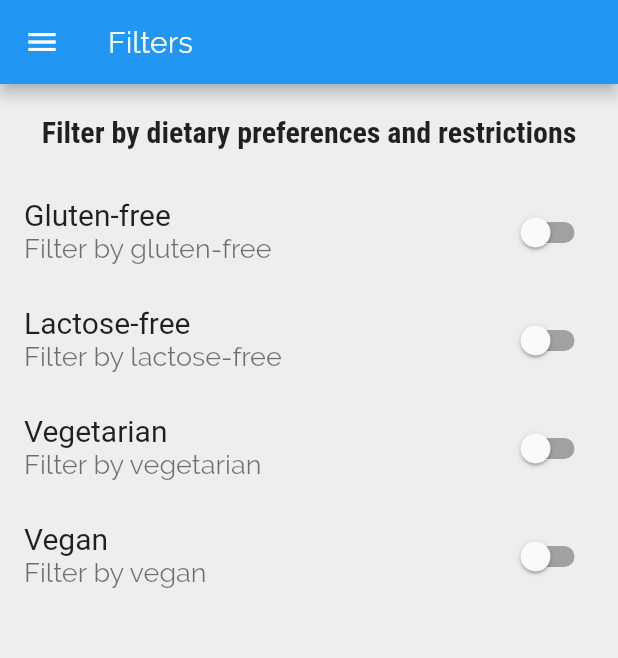
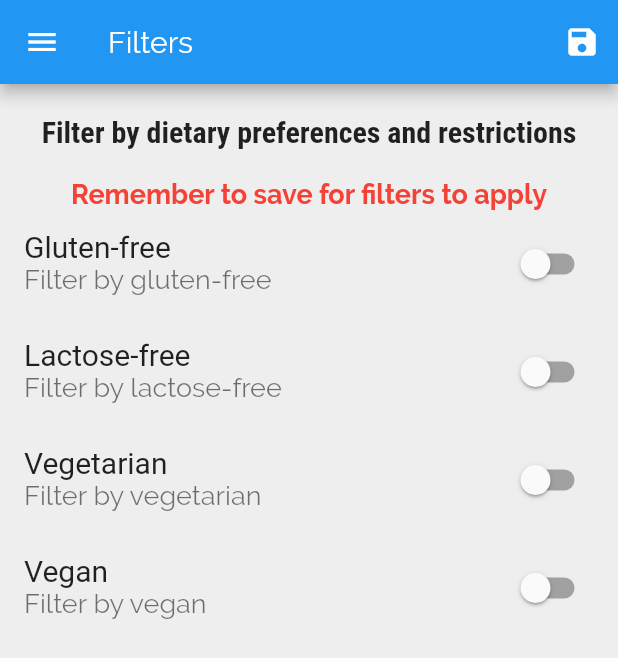
Before and after one commit to mmcguire91/meals_and_recipes, a Flutter app: the FiltersView screen opened by its route, on a phone screen of 412 x 824 dp. Shown: the top 658 px of the screen. Run offline on Flutter 3.47's test engine with Material 2 defaults, Android fonts, the phone set to English and light mode, and no system bars.

Commit message:
added filters logic

```diff
--- a/lib/main.dart
+++ b/lib/main.dart
@@ -1,4 +1,7 @@
 import 'package:flutter/material.dart';
+
+import 'models/dummy_data.dart';
+import 'models/meal_data_model.dart';
 
 import 'views/tabs_view.dart';
 import 'views/categories_view.dart';
@@ -8,7 +11,56 @@ import 'views/filters_view.dart';
 
 void main() => runApp(MyApp());
 
-class MyApp extends StatelessWidget {
+class MyApp extends StatefulWidget {
+  @override
+  _MyAppState createState() => _MyAppState();
+}
+
+class _MyAppState extends State<MyApp> {
+//Filters logic
+  Map<String, bool> _filters = {
+    'gluten': false,
+    'lactose': false,
+    'vegetarian': false,
+    'vegan': false,
+  };
+
+  List<Meal> _availableMeals = DUMMY_MEALS;
+
+  void _setFilters(Map<String, bool> _filterData) {
+    setState(() {
+      _filters = _filterData;
+
+      _availableMeals = DUMMY_MEALS.where((meal) {
+        if (_filters['gluten'] && !meal.isGlutenFree) {
+          return false;
+          /*
+          IF
+          the filter for gluten is set
+         > _filters['gluten']
+          AND
+         > &&
+          the meal is not gluten free
+         > !meal.isGlutenFree
+          We do not want to include it in the newly generated list
+         > return false
+          */
+        }
+        if (_filters['lactose'] && !meal.isLactoseFree) {
+          return false;
+        }
+        if (_filters['vegetarian'] && !meal.isVegetarian) {
+          return false;
+        }
+        if (_filters['vegan'] && !meal.isVegan) {
+          return false;
+        }
+        return true;
+        //if none of the above conditions are met then display the meals
+      }).toList();
+    });
+  }
+
   @override
   Widget build(BuildContext context) {
     return MaterialApp(
@@ -36,10 +88,11 @@ class MyApp extends StatelessWidget {
         '/': (ctx) => TabsView(),
         // '/' acts as home. If you are going to establish home under routes you must not define a property for home or comment it out
         // the initial view is defined as the tabs view but shows the CategoriesView. This is because of the logic defined within the DefaultTabController widget
-        CategoryMealsView.routeName: (ctx) => CategoryMealsView(),
+        CategoryMealsView.routeName: (ctx) =>
+            CategoryMealsView(_availableMeals),
         //updated naming convention path to reduce the chance of human error by mistyping a string
         MealDetailView.routeName: (ctx) => MealDetailView(),
-        FiltersView.routeName: (ctx) => FiltersView(),
+        FiltersView.routeName: (ctx) => FiltersView(_filters, _setFilters),
       },
       onUnknownRoute: (settings) {
         return MaterialPageRoute(
--- a/lib/views/filters_view.dart
+++ b/lib/views/filters_view.dart
@@ -4,6 +4,27 @@ import '../widgets/hamburger_menu.dart';
 
 class FiltersView extends StatefulWidget {
   static const routeName = '/filters';
+
+  FiltersView(this.currentFilters, this.saveFilters);
+
+  final Map<String, bool> currentFilters;
+  //accepts the pass over data from _filters in main.dart
+
+  final Function saveFilters;
+  //accepts the pass over data from _setFilters in main.dart
+
+  /*
+we know that this will accept the data from _filters and _setFilters in main.dart due to the order in which they have been initialized
+
+main.dart
+FiltersView.routeName: (ctx) => FiltersView(_filters, _setFilters)
+
+filters_view.dart
+FiltersView(this.currentFilters, this.saveFilters)
+
+_filters = currentFilters,
+_setFilters = saveFilters
+*/
 
   @override
   _FiltersViewState createState() => _FiltersViewState();
@@ -14,6 +35,16 @@ class _FiltersViewState extends State<FiltersView> {
   bool _lactoseFree = false;
   bool _vegetarian = false;
   bool _vegan = false;
+
+  @override
+  void initState() {
+    _glutenFree = widget.currentFilters['gluten'];
+    _lactoseFree = widget.currentFilters['lactose'];
+    _vegetarian = widget.currentFilters['vegetarian'];
+    _vegan = widget.currentFilters['vegan'];
+    super.initState();
+  }
+  //when the page initializes, set the state of the filers according to their current defined values
 
   Widget _filterSwitchListTile(String title, String description,
       bool currentValue, Function updatedValue) {
@@ -33,6 +64,22 @@ class _FiltersViewState extends State<FiltersView> {
     return Scaffold(
       appBar: AppBar(
         title: Text('Filters'),
+        actions: <Widget>[
+          IconButton(
+            icon: Icon(Icons.save),
+            onPressed: () {
+              final selectedFilters = {
+                'gluten': _glutenFree,
+                'lactose': _lactoseFree,
+                'vegetarian': _vegetarian,
+                'vegan': _vegan,
+                //wiring and appropriately mapping the defined values in main.dart to the defined filters and UI interaction established in filters_view
+              };
+              widget.saveFilters(selectedFilters);
+              //passing the data of the user selected filters back to saveFilters which passes back to _setFilters in the main.dart
+            },
+          ),
+        ],
       ),
       drawer: HamburgerMenu(),
       body: Column(
@@ -42,6 +89,15 @@ class _FiltersViewState extends State<FiltersView> {
             child: Text(
               'Filter by dietary preferences and restrictions',
               style: Theme.of(context).textTheme.headline6,
+            ),
+          ),
+          Container(
+            child: Text(
+              'Remember to save for filters to apply',
+              style: TextStyle(
+                color: Colors.red,
+                fontWeight: FontWeight.bold,
+              ),
             ),
           ),
           Expanded(
```
Also changed, not shown: lib/views/category_meals_view.dart (+8 -2 lines).
